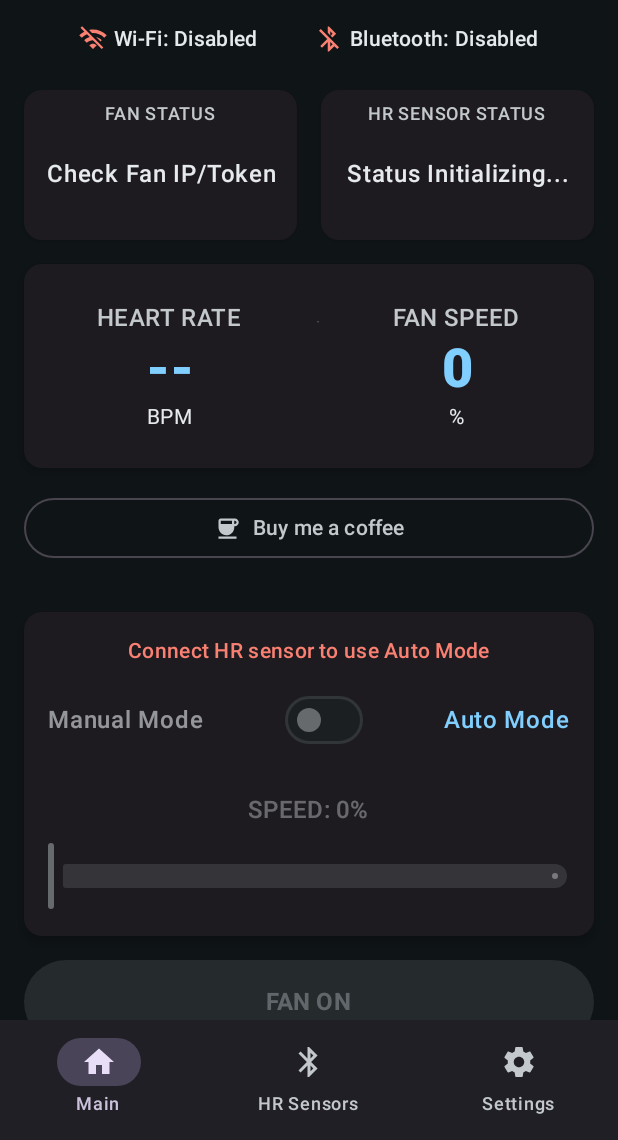
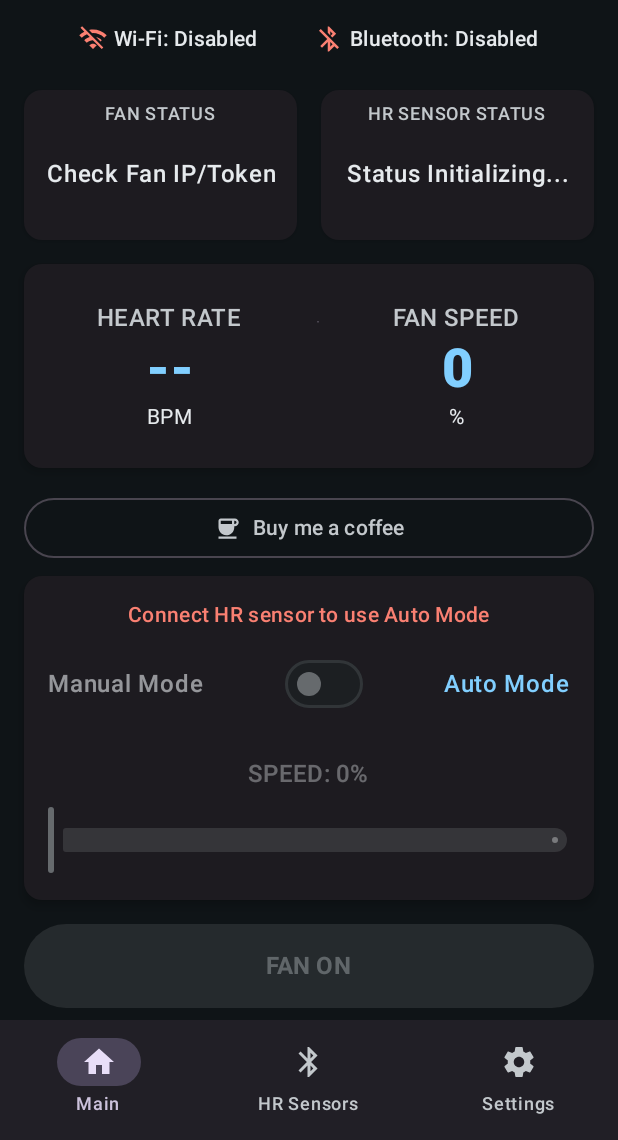
Before and after one commit to chudzik28/SmartHR-FanControl, an Android app built with Jetpack Compose: the composable MainTabsScreen shown on its own in the app's theme, on a phone screen of 412 x 824 dp, the part 96-1236 px from its top. Run offline under Robolectric (Android 15) with nearby library versions, the phone set to English and light mode, and no system bars; 4 statements that could not run were skipped.

Commit message:
Main Screen size auto-adjust upgraded

```diff
--- a/app/src/main/java/com/chudzikiewicz/smarthrfancontrol/ui/screens/MainScreen.kt
+++ b/app/src/main/java/com/chudzikiewicz/smarthrfancontrol/ui/screens/MainScreen.kt
@@ -79,6 +79,10 @@ fun MainScreen(viewModel: MainViewModel) {
                 .padding(paddingValues)
                 .verticalScroll(rememberScrollState())
                 .padding(horizontal = 16.dp, vertical = 8.dp),
+            horizontalAlignment = Alignment.CenterHorizontally
+        ) {
+            // Grupa 1: Górna część (statusy i dane)
+            Column(
                 horizontalAlignment = Alignment.CenterHorizontally,
                 verticalArrangement = Arrangement.spacedBy(16.dp)
             ) {
@@ -86,11 +90,8 @@ fun MainScreen(viewModel: MainViewModel) {
                     isWifiEnabled = uiState.isWifiEnabled,
                     isBluetoothEnabled = uiState.isBluetoothEnabled
                 )
-
                 Row(
-                modifier = Modifier
-                    .fillMaxWidth()
-                    .height(IntrinsicSize.Min),
+                    modifier = Modifier.fillMaxWidth().height(IntrinsicSize.Min),
                     horizontalArrangement = Arrangement.spacedBy(16.dp)
                 ) {
                     CompactStatusCard(
@@ -106,35 +107,39 @@ fun MainScreen(viewModel: MainViewModel) {
                         isConnecting = uiState.isHrConnecting
                     )
                 }
-
                 ReconnectAlerts(
                     isFanVisible = uiState.isFanReconnectVisible,
                     onFanClick = { viewModel.reconnectFan() },
                     isHrVisible = uiState.isHrReconnectVisible,
                     onHrClick = { viewModel.reconnectHr() }
                 )
-
                 DataDisplayCard(
                     heartRate = uiState.currentHeartRate,
                     fanSpeed = uiState.currentFanSpeed
                 )
+                SupportButton(url = "https://buymeacoffee.com/chudzim")
+            }
 
-            SupportButton(url = "https://buymeacoffee.com/chudzim")
+            // "Sprężyna", która wypycha dolne elementy na dół ekranu
+            Spacer(modifier = Modifier.weight(1f, fill = true))
 
-            Spacer(modifier = Modifier.weight(1f))
-
+            // Grupa 2: Dolna część (kontrolki)
+            Column(
+                horizontalAlignment = Alignment.CenterHorizontally,
+                verticalArrangement = Arrangement.spacedBy(16.dp)
+            ) {
                 FanControlPanel(
                     uiState = uiState,
                     isPanelEnabled = isFanConnected && uiState.isFanOn,
                     onAutoModeToggle = { viewModel.toggleAutoMode() },
                     onManualSpeedChange = { viewModel.setManualFanSpeed(it) }
                 )
-
                 MasterToggleButton(
                     isFanOn = uiState.isFanOn,
                     isEnabled = isFanConnected,
                     onClick = { viewModel.toggleFan() }
                 )
+            }
         }
     }
 }
@@ -228,7 +233,6 @@ private fun FanControlPanel(
     onManualSpeedChange: (Int) -> Unit
 ) {
     val isHrSensorActive = uiState.selectedHrDeviceAddress != null && uiState.hrDeviceStatus.startsWith("Connected")
-
     ElevatedCard(
         modifier = Modifier.fillMaxWidth(),
         elevation = CardDefaults.elevatedCardElevation(4.dp)
```
Lines whose indentation alone changed are shown as unchanged.
